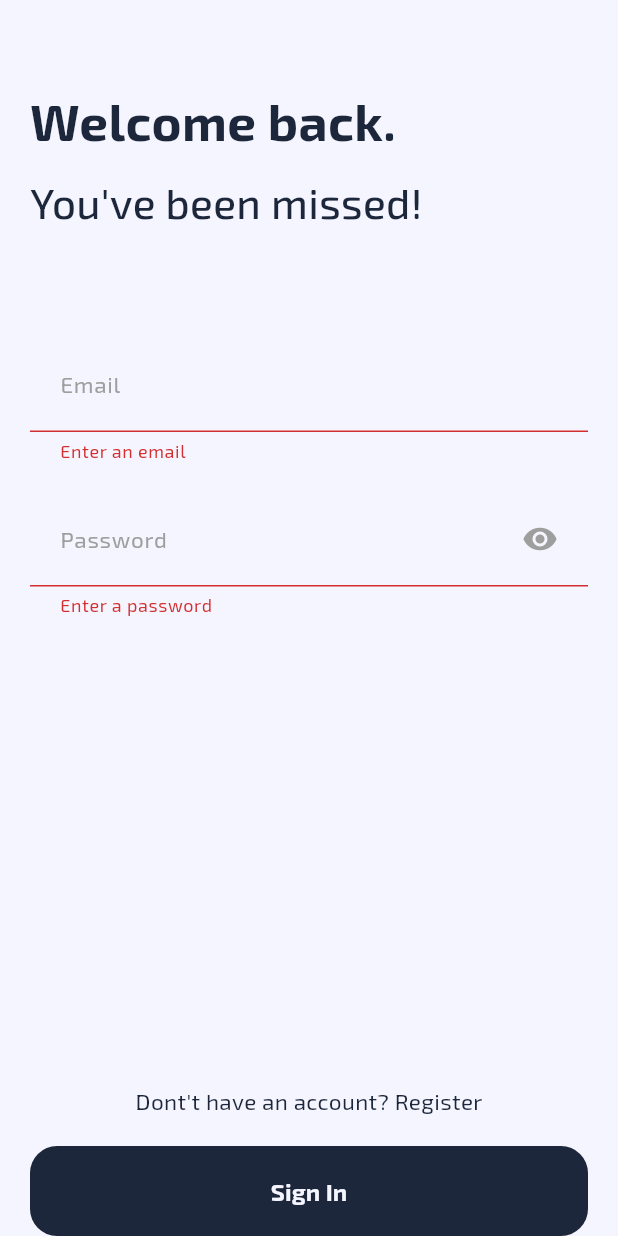
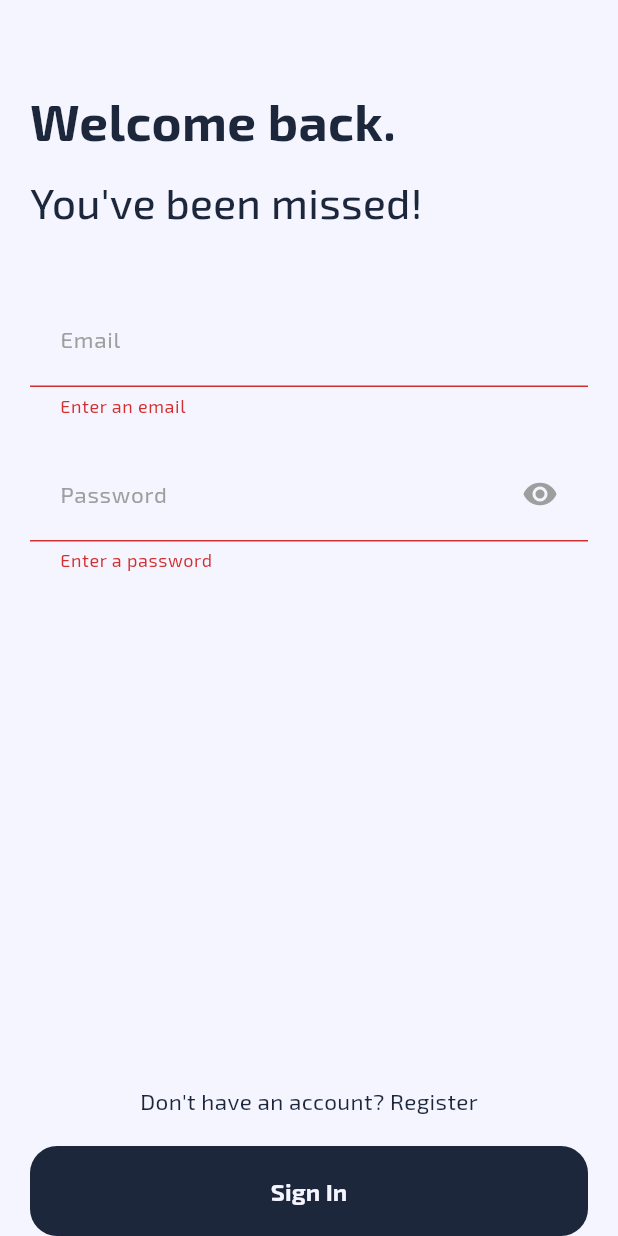
Before and after one commit to abdullahhussein1/HotelBookingSystem, a Flutter app: the LoginScreen screen opened by its route, after a tap on "Sign In", on a phone screen of 412 x 824 dp. Run offline on Flutter 3.47's test engine with Material 3 defaults, Android fonts, the phone set to English and light mode, and no system bars; our stand-ins replace cached_network_image, card_swiper, concentric_transition, connectivity_plus, dropdown_button2, flutter_rating_bar and 8 more; missing offline and left inert: geocode, map_launcher, scratcher; accounts and stored records are empty.

Commit message:
login page

```diff
--- a/lib/presentation/screens/loginScreen/login.screen.dart
+++ b/lib/presentation/screens/loginScreen/login.screen.dart
@@ -61,7 +61,7 @@ class LoginScreen extends StatelessWidget {
                       ),
                     ),
                     const SizedBox(
-                      height: 60,
+                      height: 30,
                     ),
                     Form(
                       key: _formKey,
@@ -100,7 +100,7 @@ class LoginScreen extends StatelessWidget {
                 mainAxisAlignment: MainAxisAlignment.center,
                 children: [
                   Text(
-                    "Dont't have an account? ",
+                    "Don't have an account? ",
                     style: kBodyText.copyWith(
                       color:
                           themeFlag ? AppColors.creamColor : AppColors.mirage,
@@ -151,7 +151,7 @@ class LoginScreen extends StatelessWidget {
 
         SnackUtil.showSnackBar(
           context: context,
-          text: "Login Successfull",
+          text: "Login Successful",
           textColor: AppColors.creamColor,
           backgroundColor: Colors.green,
         );
```
